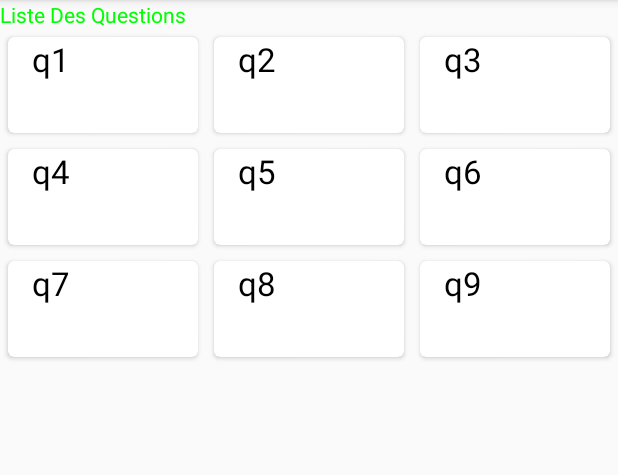
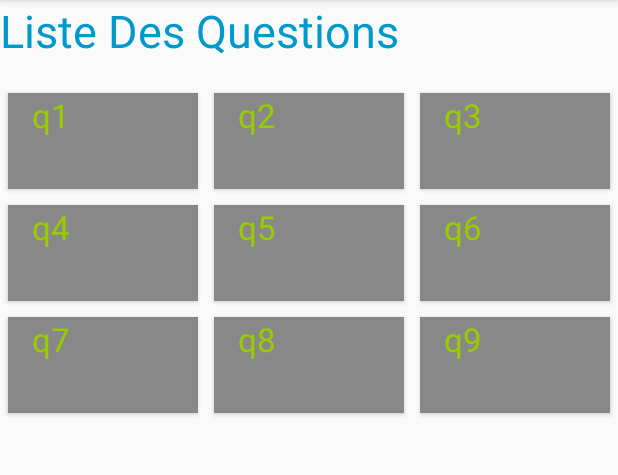
Before and after one commit to AmeurDrira/QuizProjectAmeurMariemFirasAmalAhmed2, an Android app: the fragment ListeQuestionFragment shown on its own in the app's theme, on a phone screen of 412 x 824 dp, the part 84-559 px from its top. Run offline under Robolectric (Android 15) with nearby library versions, the phone set to English and light mode, and no system bars.

Commit message:
liste des question

```diff
--- a/app/src/main/java/com/example/ameur/quizprojectameurmariemfirasamalahmed/adapter/CustomAdapter.java
+++ b/app/src/main/java/com/example/ameur/quizprojectameurmariemfirasamalahmed/adapter/CustomAdapter.java
@@ -1,5 +1,6 @@
 package com.example.ameur.quizprojectameurmariemfirasamalahmed.adapter;
 
+import android.graphics.Color;
 import android.support.v7.widget.RecyclerView;
 import android.util.Log;
 import android.view.LayoutInflater;
@@ -50,7 +51,10 @@ public class CustomAdapter extends RecyclerView.Adapter<CustomAdapter.ViewHolder
     public void onBindViewHolder(ViewHolder holder, int position) {
         ListItemWrapper liste = btmliste.get(position);
         holder.mItemTitle.setText(liste.getTitle());
-
+        if(position == position)
+            holder.itemView.setBackgroundColor(Color.GRAY);
+        else
+            holder.itemView.setBackgroundColor(Color.RED);
 
     }
 
--- a/app/src/main/res/layout/card_item_layout.xml
+++ b/app/src/main/res/layout/card_item_layout.xml
@@ -8,7 +8,8 @@
 
     <RelativeLayout
         android:layout_width="match_parent"
-        android:layout_height="?android:attr/listPreferredItemHeight">
+        android:layout_height="?android:attr/listPreferredItemHeight"
+        >
 
         <TextView
             android:id="@+id/label"
@@ -18,10 +19,9 @@
             android:layout_marginStart="@dimen/activity_horizontal_margin"
             android:layout_marginLeft="@dimen/activity_horizontal_margin"
             android:textAppearance="?android:attr/textAppearanceLarge"
-            android:textColor="@android:color/black" />
+            android:textColor="@android:color/holo_green_light" />
 
 
 
     </RelativeLayout>
-
 </android.support.v7.widget.CardView>
--- a/app/src/main/res/layout/listequestionfragmentlayout.xml
+++ b/app/src/main/res/layout/listequestionfragmentlayout.xml
@@ -7,7 +7,10 @@
         android:id="@+id/liste_quest"
         android:layout_width="fill_parent"
         android:layout_height="wrap_content"
-        android:textColor="#00FF00"
+        android:textColor="@android:color/holo_blue_dark"
+        android:textSize="30dp"
+        android:layout_marginBottom="16dp"
+
         android:text="Liste Des Questions"
         />
     <android.support.v7.widget.RecyclerView
@@ -15,6 +18,7 @@
         android:id="@+id/recycler_view"
         android:layout_width="match_parent"
         android:layout_height="match_parent"
-        android:scrollbars="vertical" />
+        android:scrollbars="vertical"
+        />
 
 </RelativeLayout>
```
